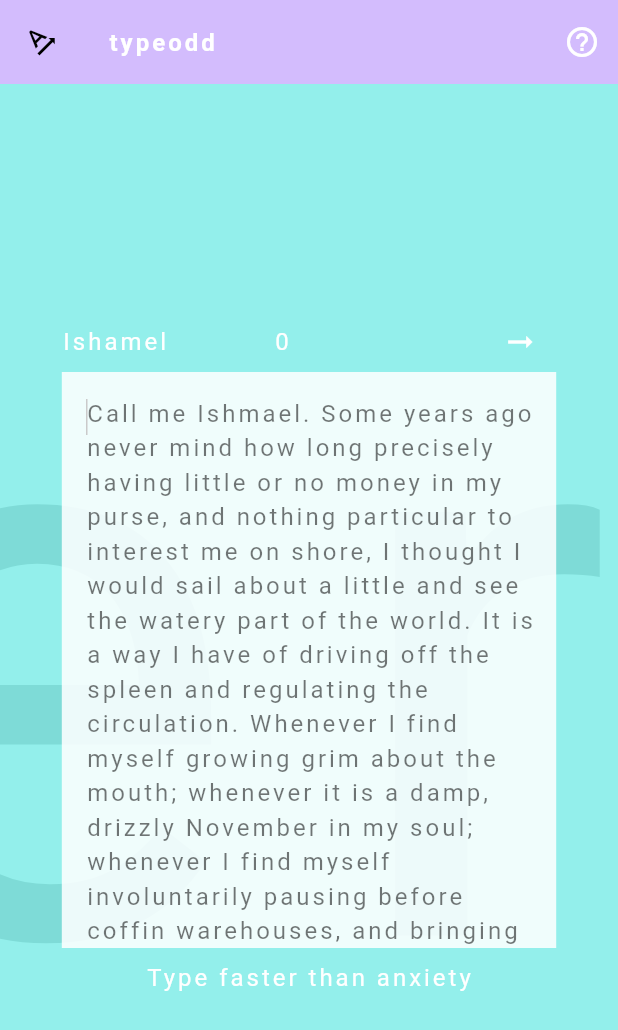
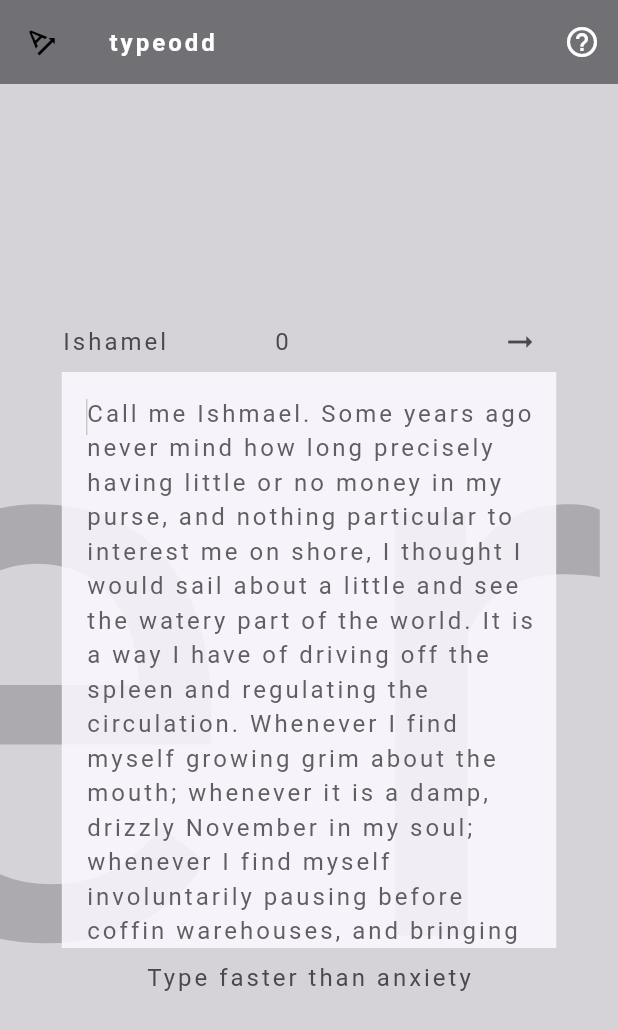
Before and after one commit to zendoclab/typeodd, a Flutter app: the screen it shows after launch, on a phone screen of 412 x 824 dp. Shown: the top 1030 px of the screen. Run offline on Flutter 3.47's test engine with Material 3 defaults, Android fonts, the phone set to English and light mode, and no system bars; missing offline and left inert: soundpool.

Commit message:
color renewal

```diff
--- a/lib/main.dart
+++ b/lib/main.dart
@@ -187,7 +187,7 @@ class _MyHomePageState extends State<MyHomePage> {
   Widget build(BuildContext context) {
     return Scaffold(
       appBar: AppBar(
-        backgroundColor: Theme.of(context).colorScheme.inversePrimary,
+        backgroundColor: const Color(0xFF717075),
         title: Text(widget.title,
             style: commonTextStyle.copyWith(
                 fontWeight: FontWeight.bold, color: Colors.white)),
@@ -231,7 +231,7 @@ class _MyHomePageState extends State<MyHomePage> {
                   ),
                 ),
                 Container(
-              color: Color(0xFF80EEE8).withOpacity(0.85),
+                  color: Color(0xFFc4c2c7).withOpacity(0.7),
                   child: Center(
                     child: Column(
                       mainAxisAlignment: MainAxisAlignment.center,
@@ -247,7 +247,7 @@ class _MyHomePageState extends State<MyHomePage> {
                                   flex: 3,
                                   child:Text(originTitle,
                                     style: commonTextStyle.copyWith(
-                                    color: Colors.white),)),
+                                        color: const Color(0xFF4a484d)),)),
                               Expanded(
                                 flex: 2,
                                 child:
@@ -255,18 +255,18 @@ class _MyHomePageState extends State<MyHomePage> {
                                     ? Text(
                                   oddScore.toString(),
                                   style: commonTextStyle.copyWith(
-                                      color: Colors.white),
+                                      color: const Color(0xFF4a484d)),
                                 )
                                     : oddCalc > 0
                                     ? Text(
                                   '${oddScore.toString()} (+$oddCalc)',
                                   style: commonTextStyle.copyWith(
-                                          color: Colors.white),
+                                      color: const Color(0xFF4a484d)),
                                 )
                                     : Text(
                                   '${oddScore.toString()} ($oddCalc)',
                                   style: commonTextStyle.copyWith(
-                                          color: Colors.white),
+                                      color: const Color(0xFF4a484d)),
                                 ),),
                               Expanded(
                                   flex: 2,
@@ -277,7 +277,7 @@ class _MyHomePageState extends State<MyHomePage> {
                                           ? IconButton(
                                         icon: const Icon(Icons.repeat_outlined),
                                         tooltip: 'repeat',
-                                      color: Colors.white,
+                                        color: const Color(0xFF4a484d),
                                         onPressed: () {
                                           setState(() {
                                             originText = blogText.values.toList()[textNum];
@@ -303,7 +303,7 @@ class _MyHomePageState extends State<MyHomePage> {
                                         icon:
                                         const Icon(Icons.arrow_right_alt_outlined),
                                         tooltip: 'next',
-                                color: Colors.white,
+                                        color: const Color(0xFF4a484d),
                                         onPressed: () {
                                           setState(() {
                                             controller.clear();
@@ -345,7 +345,7 @@ class _MyHomePageState extends State<MyHomePage> {
                         Container(
                           width: constraints.maxWidth * 0.8,
                           height: constraints.maxHeight * 0.5,
-                      color: Colors.white.withAlpha(220),
+                          color: const Color(0xFFfbf9ff).withAlpha(220),
                           child: Stack(
                             children: <Widget>[
                               Positioned(
@@ -357,7 +357,7 @@ class _MyHomePageState extends State<MyHomePage> {
                                   child: Text(
                                     originText,
                                     style: commonTextStyle.copyWith(
-                                    color: Colors.black54.withOpacity(0.54)),
+                                        color: const Color(0xFF4a484d).withOpacity(0.87)),
                                     softWrap: true,
                                     overflow: TextOverflow.clip,
                                   ),
@@ -498,12 +498,12 @@ class _MyHomePageState extends State<MyHomePage> {
                                   ? Text(
                                 'Type faster than anxiety',
                                 style: commonTextStyle.copyWith(
-                                      color: Colors.white),
+                                    color: const Color(0xFF4a484d)),
                               )
                                   : Text(
                                 'Explore power beyond anxiety',
                                 style: commonTextStyle.copyWith(
-                                      color: Colors.white),
+                                    color: const Color(0xFF4a484d)),
                               ),
                             ],
                           ),
--- a/pubspec.yaml
+++ b/pubspec.yaml
@@ -37,6 +37,10 @@ dependencies:
   cupertino_icons: ^1.0.6
   url_launcher: ^6.2.6
   soundpool: ^2.4.1
+  firebase_core: ^2.30.1
+  cloud_firestore: ^4.17.2
+  firebase_auth: ^4.19.4
+  hive: ^2.2.3
 
 dev_dependencies:
   flutter_test:
```
Also changed, not shown: pubspec.lock, 5 other files. Lines whose indentation alone changed are shown as unchanged.
